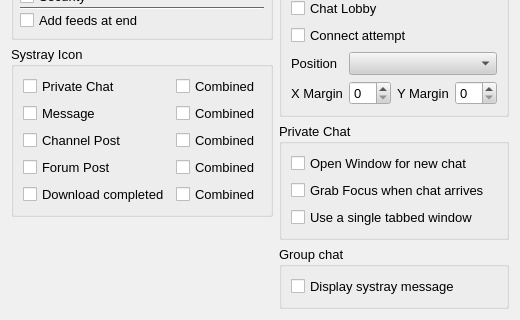
First picture: the form in retroshare-gui/src/gui/settings/NotifyPage.ui, repository RetroShare/RetroShare, before the edit; both pictures show x 0 to 520 and y 178 to 498 of the 520 by 498 pixel window.
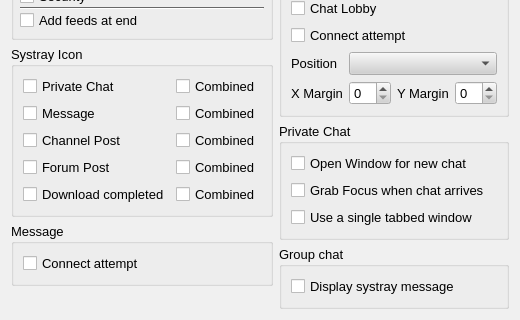
Second picture: the form after the edit.

Commit message: Added new notify on connect attempt by the local message system.

Patch:
```diff
--- a/retroshare-gui/src/gui/settings/NotifyPage.ui
+++ b/retroshare-gui/src/gui/settings/NotifyPage.ui
@@ -665,6 +665,22 @@
          </layout>
         </widget>
        </item>
+       <item>
+        <widget class="QGroupBox" name="messageGroupBox">
+         <property name="title">
+          <string>Message</string>
+         </property>
+         <layout class="QVBoxLayout" name="verticalLayout_6">
+          <item>
+           <widget class="QCheckBox" name="message_ConnectAttempt">
+            <property name="text">
+             <string>Connect attempt</string>
+            </property>
+           </widget>
+          </item>
+         </layout>
+        </widget>
+       </item>
        <item>
         <spacer name="verticalSpacer">
          <property name="orientation">
```
The commit also changes 8 other files.
